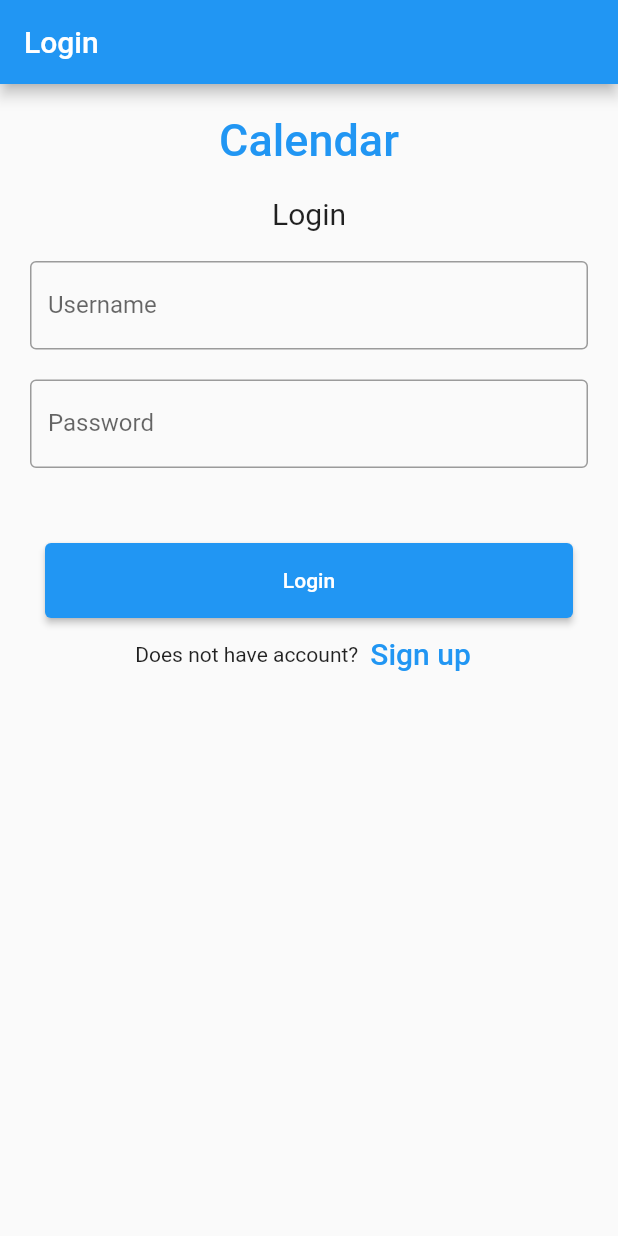
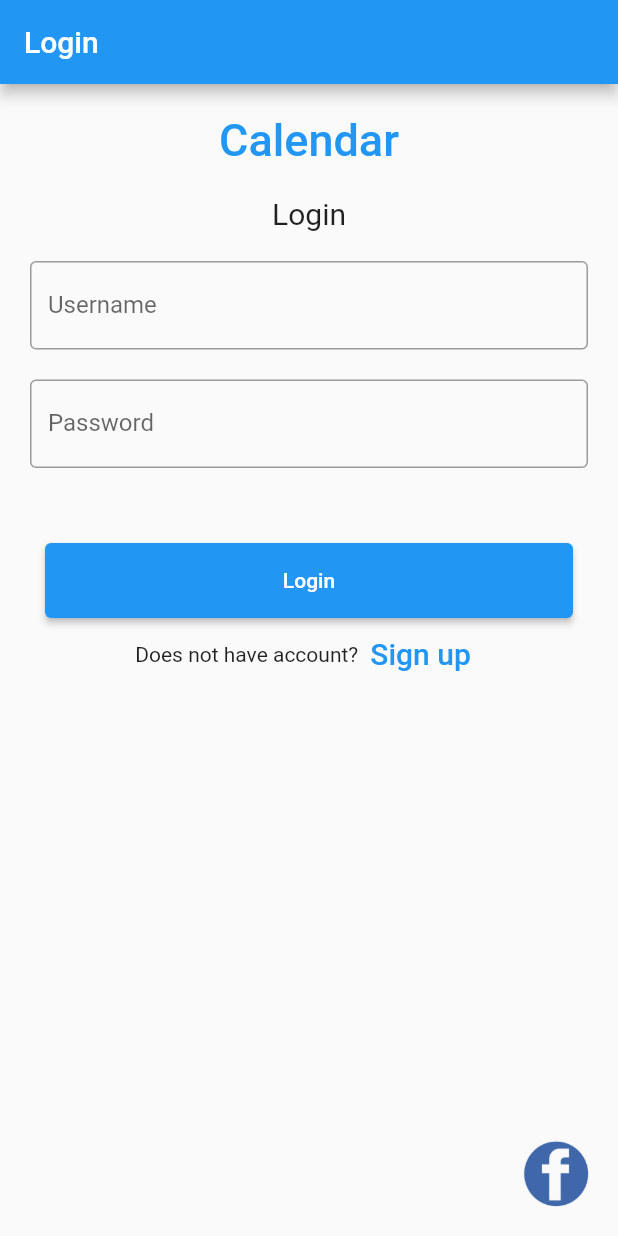
Before and after one commit to DanyPrv/calendarCM, a Flutter app: the screen it shows after launch, on a phone screen of 412 x 824 dp. Run offline on Flutter 3.47's test engine with Material 2 defaults, Android fonts, the phone set to English and light mode, and no system bars; our stand-ins replace google_maps_flutter, syncfusion_flutter_calendar.

```diff
--- a/lib/login.dart
+++ b/lib/login.dart
@@ -8,6 +8,10 @@ class LoginSection extends StatelessWidget {
 
   static const String _title = 'Login';
 
+  void tmpFunction() {
+    print('Facebook action');
+  }
+
   @override
   Widget build(BuildContext context) {
     return MaterialApp(
@@ -15,6 +19,20 @@ class LoginSection extends StatelessWidget {
       home: Scaffold(
         appBar: AppBar(title: const Text(_title)),
         body: const Login(),
+        floatingActionButton: InkWell(
+          onTap: () {
+            tmpFunction();
+          },
+          // focusColor: const Color.fromARGB(61, 33, 124, 243),
+          // hoverColor: const Color.fromARGB(61, 33, 124, 243),
+          // highlightColor: const Color.fromARGB(61, 33, 124, 243),
+          borderRadius: BorderRadius.circular(50.0),
+          child: Image.asset(
+            'assets/logo-facebook.png',
+            width: 50,
+            height: 50,
+          ),
+        ),
       ),
     );
   }
--- a/pubspec.yaml
+++ b/pubspec.yaml
@@ -56,6 +56,9 @@ flutter:
   # included with your application, so that you can use the icons in
   # the material Icons class.
   uses-material-design: true
+  assets:
+    - assets/logo-facebook.png
+    - assets/logo-twitter.png
 
   # To add assets to your application, add an assets section, like this:
   # assets:
```
Also changed, not shown: assets/logo-facebook.png (added), assets/logo-twitter.png (added).
